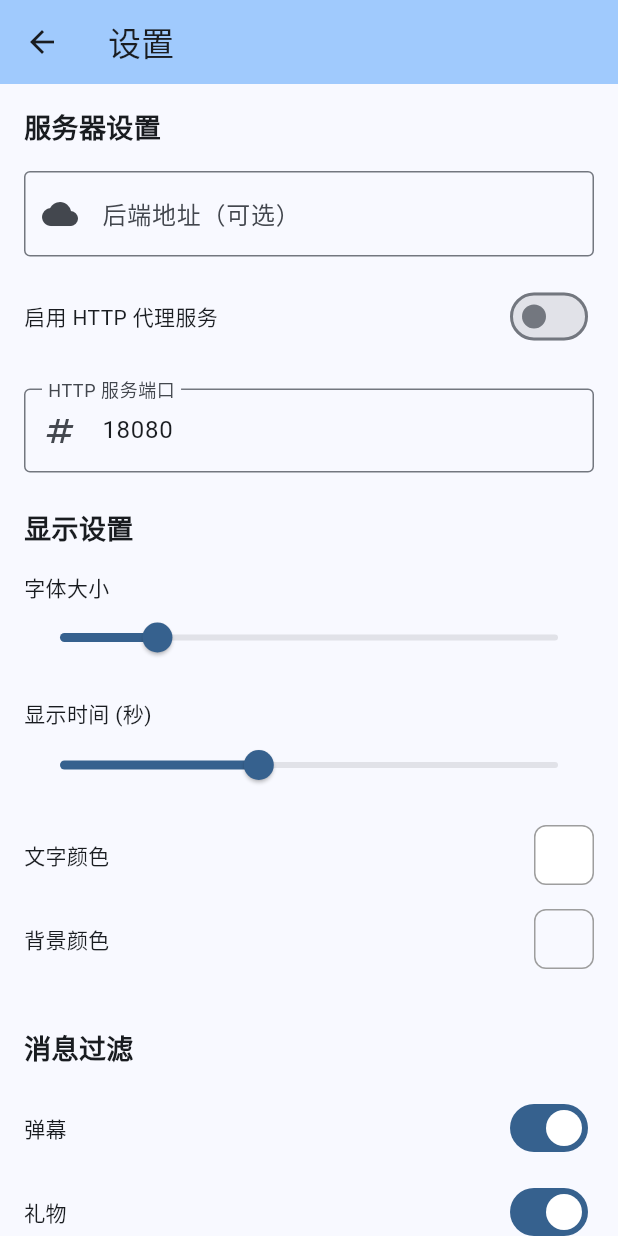
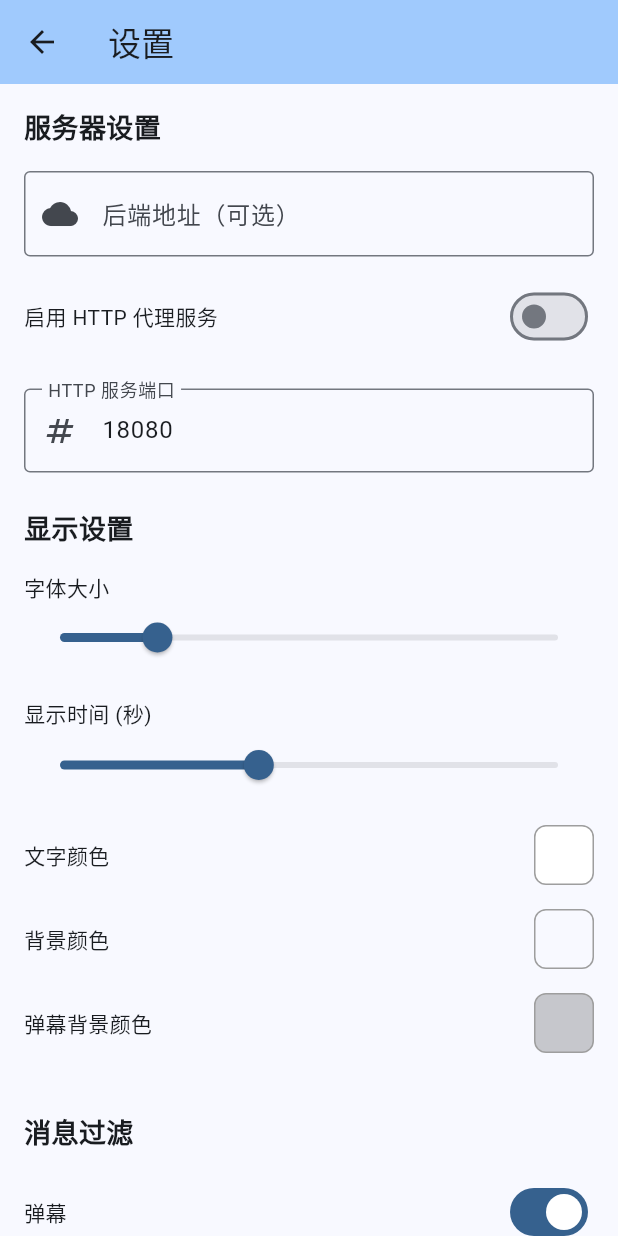
Before and after one commit to AoEiuV020/flutter_bilibili_live_danmu, a Flutter app: the SettingsPage screen opened directly, on a phone screen of 412 x 824 dp. Run offline on Flutter 3.47's test engine with Material 3 defaults, Android fonts, the light colour scheme and no system bars; our stand-ins replace args, dio, equatable, flutter_bloc, flutter_colorpicker, flutter_tts and 5 more; missing offline and left inert: shelf_router; accounts and stored records are empty; statements that could not run were skipped.

Commit message:
弹幕添加半透明背景
可以改颜色，

```diff
--- a/apps/bilibili_live_danmu/lib/blocs/settings/display_settings_cubit.dart
+++ b/apps/bilibili_live_danmu/lib/blocs/settings/display_settings_cubit.dart
@@ -6,18 +6,21 @@ import 'package:shared_preferences/shared_preferences.dart';
 const String _kFontSize = 'display.fontSize';
 const String _kTextColor = 'display.textColor';
 const String _kBackgroundColor = 'display.backgroundColor';
+const String _kDanmakuBackgroundColor = 'display.danmakuBackgroundColor';
 const String _kDuration = 'display.duration';
 
 class DisplaySettingsState extends Equatable {
   final double fontSize;
   final int textColor;
   final int backgroundColor;
+  final int danmakuBackgroundColor;
   final int duration;
 
   const DisplaySettingsState({
     this.fontSize = 20.0,
     this.textColor = 0xFFFFFFFF, // Colors.white
     this.backgroundColor = 0x00000000, // 透明，实际是黑色，
+    this.danmakuBackgroundColor = 0x33000000, // 黑色半透明
     this.duration = 120,
   });
 
@@ -25,18 +28,27 @@ class DisplaySettingsState extends Equatable {
     double? fontSize,
     int? textColor,
     int? backgroundColor,
+    int? danmakuBackgroundColor,
     int? duration,
   }) {
     return DisplaySettingsState(
       fontSize: fontSize ?? this.fontSize,
       textColor: textColor ?? this.textColor,
       backgroundColor: backgroundColor ?? this.backgroundColor,
+      danmakuBackgroundColor:
+          danmakuBackgroundColor ?? this.danmakuBackgroundColor,
       duration: duration ?? this.duration,
     );
   }
 
   @override
-  List<Object> get props => [fontSize, textColor, backgroundColor, duration];
+  List<Object> get props => [
+    fontSize,
+    textColor,
+    backgroundColor,
+    danmakuBackgroundColor,
+    duration,
+  ];
 }
 
 class DisplaySettingsCubit extends Cubit<DisplaySettingsState> {
@@ -52,6 +64,7 @@ class DisplaySettingsCubit extends Cubit<DisplaySettingsState> {
         fontSize: _prefs.getDouble(_kFontSize),
         textColor: _prefs.getInt(_kTextColor),
         backgroundColor: _prefs.getInt(_kBackgroundColor),
+        danmakuBackgroundColor: _prefs.getInt(_kDanmakuBackgroundColor),
         duration: _prefs.getInt(_kDuration),
       ),
     );
@@ -72,6 +85,11 @@ class DisplaySettingsCubit extends Cubit<DisplaySettingsState> {
     emit(state.copyWith(backgroundColor: value));
   }
 
+  Future<void> setDanmakuBackgroundColor(int value) async {
+    await _prefs.setInt(_kDanmakuBackgroundColor, value);
+    emit(state.copyWith(danmakuBackgroundColor: value));
+  }
+
   Future<void> setDuration(int value) async {
     await _prefs.setInt(_kDuration, value);
     emit(state.copyWith(duration: value));
--- a/apps/bilibili_live_danmu/lib/widgets/settings_panel.dart
+++ b/apps/bilibili_live_danmu/lib/widgets/settings_panel.dart
@@ -100,6 +100,13 @@ class _SettingsPanelState extends State<SettingsPanel> {
               '背景颜色',
               Color(state.backgroundColor),
               (color) => cubit.setBackgroundColor(color.toARGB32()),
+            ),
+
+            // 弹幕背景颜色
+            _buildColorSetting(
+              '弹幕背景颜色',
+              Color(state.danmakuBackgroundColor),
+              (color) => cubit.setDanmakuBackgroundColor(color.toARGB32()),
             ),
           ],
         );
```
Also changed, not shown: apps/bilibili_live_danmu/lib/widgets/danmaku_list.dart (+12 -2 lines), 1 other file.
